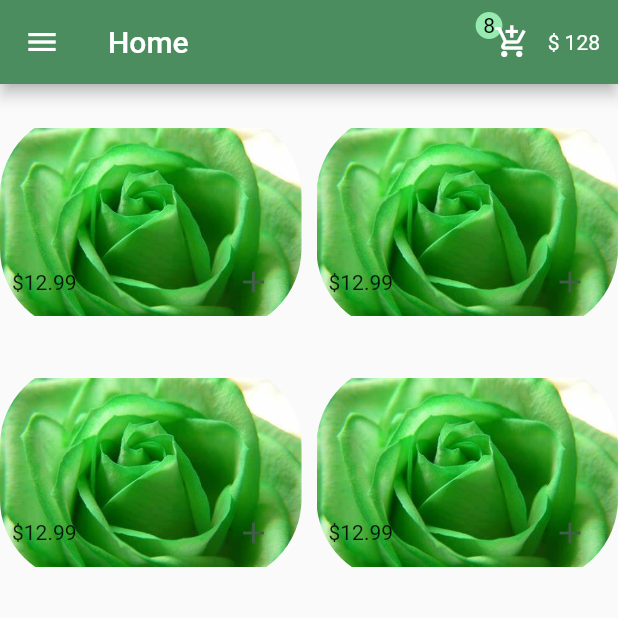
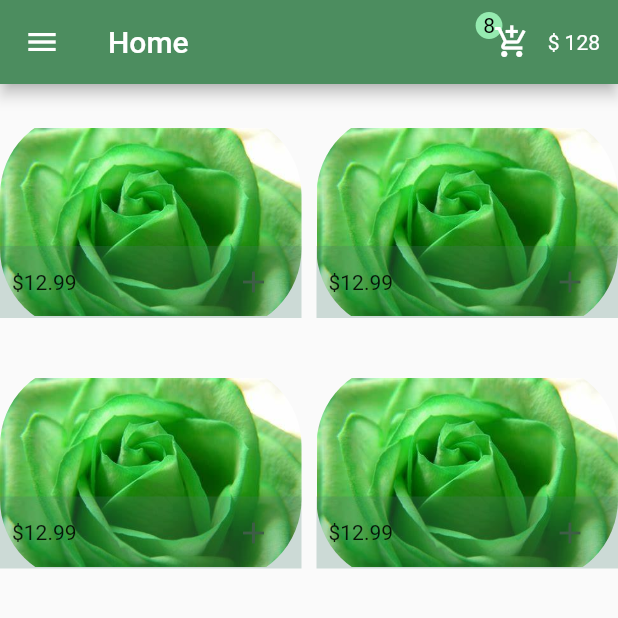
Before and after one commit to AyaEidAttya/E-commerce-app, a Flutter app: the screen it shows after launch, on a phone screen of 412 x 824 dp, the top half of it. Run offline on Flutter 3.47's test engine with Material 2 defaults, Android fonts, the phone set to English and light mode, and no system bars.

Commit message:
add background in footer

```diff
--- a/lib/pages/home.dart
+++ b/lib/pages/home.dart
@@ -34,6 +34,7 @@ class Home extends StatelessWidget {
                     ],
                   ),
                   footer: GridTileBar(
+                    backgroundColor: Color.fromARGB(66, 73, 127, 110),
                     trailing: IconButton(
                       color: Color.fromARGB(255, 62, 94, 70),
                       onPressed: () {},
```
